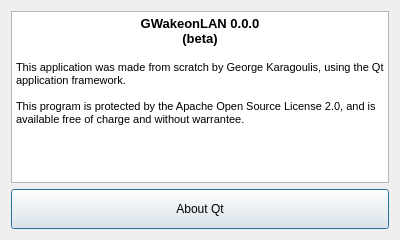
Qt form about_window.ui (karagog/GWakeOnLAN) before a commit.
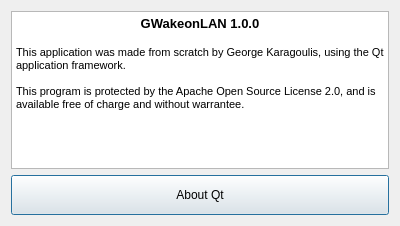
The same form after that commit.

Patch:
```diff
--- a/about_window.ui
+++ b/about_window.ui
@@ -7,7 +7,7 @@
     <x>0</x>
     <y>0</y>
     <width>400</width>
-    <height>240</height>
+    <height>226</height>
    </rect>
   </property>
   <property name="windowTitle">
@@ -21,8 +21,7 @@
 &lt;html&gt;&lt;head&gt;&lt;meta name=&quot;qrichtext&quot; content=&quot;1&quot; /&gt;&lt;style type=&quot;text/css&quot;&gt;
 p, li { white-space: pre-wrap; }
 &lt;/style&gt;&lt;/head&gt;&lt;body style=&quot; font-family:'MS Shell Dlg 2'; font-size:7.8pt; font-weight:400; font-style:normal;&quot;&gt;
-&lt;p align=&quot;center&quot; style=&quot; margin-top:0px; margin-bottom:0px; margin-left:0px; margin-right:0px; -qt-block-indent:0; text-indent:0px;&quot;&gt;&lt;span style=&quot; font-size:10pt; font-weight:600;&quot;&gt;GWakeonLAN 0.0.0&lt;/span&gt;&lt;/p&gt;
-&lt;p align=&quot;center&quot; style=&quot; margin-top:0px; margin-bottom:0px; margin-left:0px; margin-right:0px; -qt-block-indent:0; text-indent:0px;&quot;&gt;&lt;span style=&quot; font-size:10pt; font-weight:600;&quot;&gt;(beta)&lt;/span&gt;&lt;/p&gt;
+&lt;p align=&quot;center&quot; style=&quot; margin-top:0px; margin-bottom:0px; margin-left:0px; margin-right:0px; -qt-block-indent:0; text-indent:0px;&quot;&gt;&lt;span style=&quot; font-size:10pt; font-weight:600;&quot;&gt;GWakeonLAN 1.0.0&lt;/span&gt;&lt;/p&gt;
 &lt;p style=&quot;-qt-paragraph-type:empty; margin-top:0px; margin-bottom:0px; margin-left:0px; margin-right:0px; -qt-block-indent:0; text-indent:0px; font-size:10pt;&quot;&gt;&lt;/p&gt;
 &lt;p style=&quot; margin-top:0px; margin-bottom:0px; margin-left:0px; margin-right:0px; -qt-block-indent:0; text-indent:0px;&quot;&gt;&lt;span style=&quot; font-size:8pt;&quot;&gt;This application was made from scratch by George Karagoulis, using the Qt application framework.&lt;/span&gt;&lt;/p&gt;
 &lt;p style=&quot;-qt-paragraph-type:empty; margin-top:0px; margin-bottom:0px; margin-left:0px; margin-right:0px; -qt-block-indent:0; text-indent:0px; font-size:8pt;&quot;&gt;&lt;/p&gt;
```
